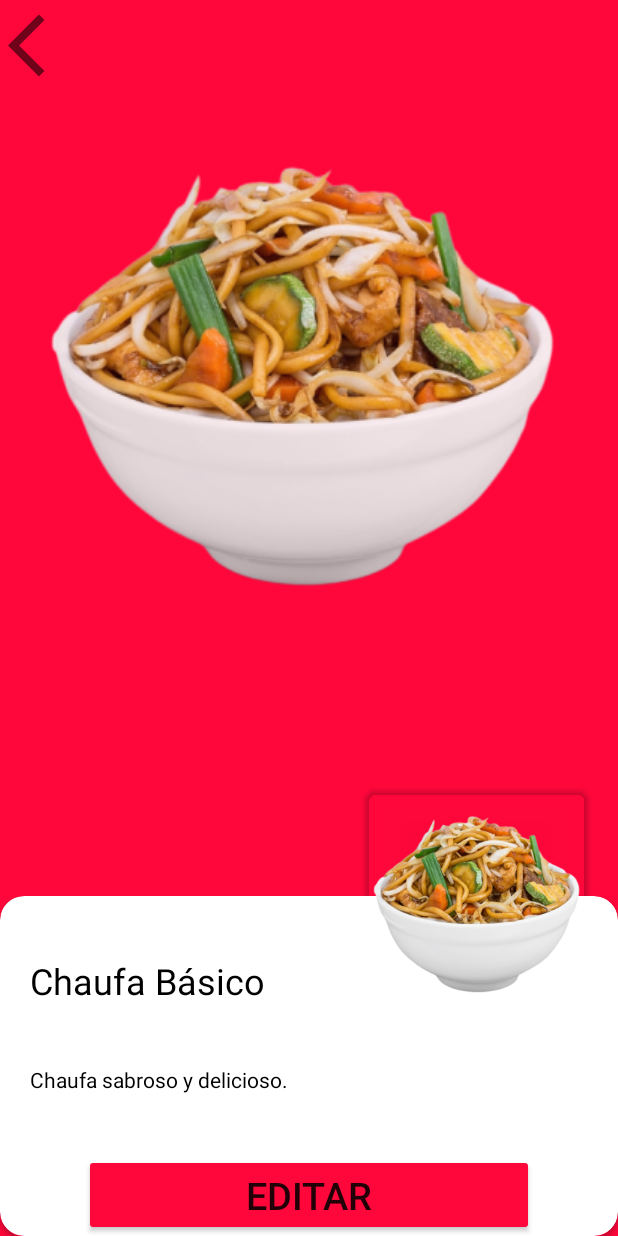
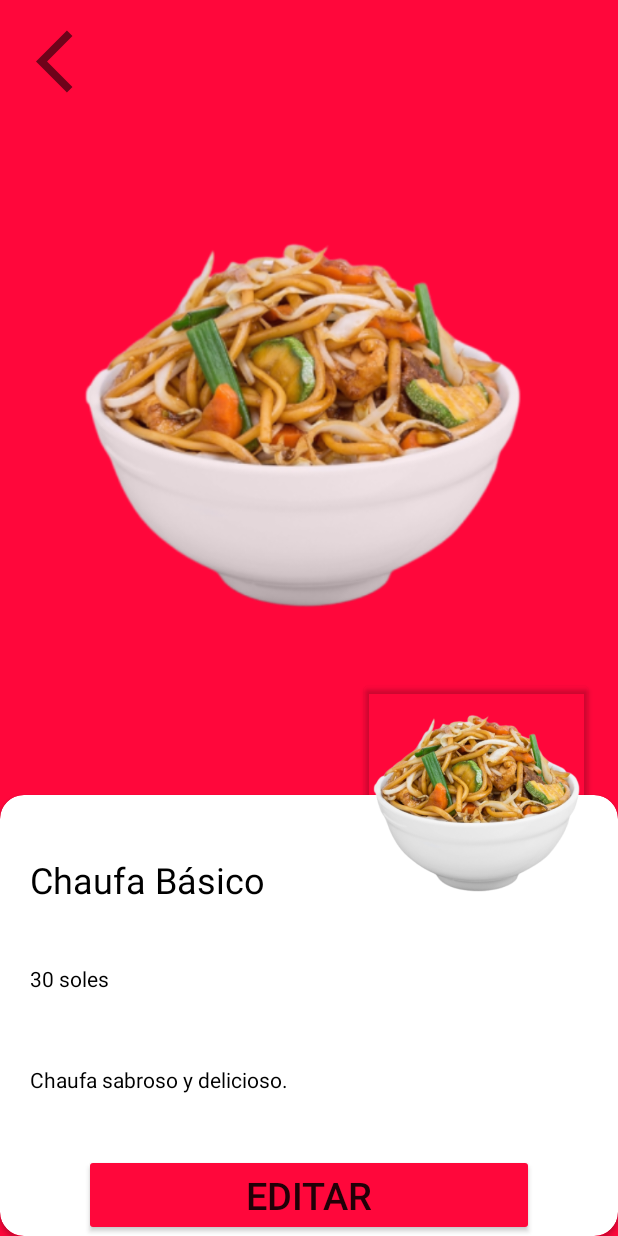
Before and after one commit to Daniel-1401/ProyectoDAM2-2, an Android app: the MenuDetalleActivity screen opened directly, with no data from a screen before it, on a phone screen of 412 x 824 dp. Run offline under Robolectric (Android 15) with nearby library versions, the phone set to English and light mode, and no system bars; our stand-ins replace Firebase (no records; nobody signed in at launch, a user with empty details on screens opened directly).

Commit message:
Modificaciones a MenuDetalle | NAIM

```diff
--- a/app/src/main/java/com/admin/chifast/Activities/MenuDetalleActivity.kt
+++ b/app/src/main/java/com/admin/chifast/Activities/MenuDetalleActivity.kt
@@ -30,6 +30,7 @@ class MenuDetalleActivity : AppCompatActivity() {
                 val menu: Menu? = dataSnapshot.getValue(Menu::class.java)
                 if (menu != null) {
                     nameProducto.text = menu.name.toString()
+                    precioProducto.text = menu.precio.toString()
                     descriptionProducto.text = menu.description.toString()
                     images(menu.url.toString())
                 }
--- a/app/src/main/res/layout/activity_main.xml
+++ b/app/src/main/res/layout/activity_main.xml
@@ -27,10 +27,11 @@
             android:layout_marginRight="16dp"
             android:layout_toStartOf="@+id/imageView"
             android:layout_toLeftOf="@+id/imageView"
+            android:fontFamily="sans-serif"
             android:text="BIENVENIDO"
-            android:fontFamily="sans-serif"
             android:textColor="@color/white"
-            android:textSize="24sp" />
+            android:textSize="24sp"
+            android:textStyle="bold" />
 
         <TextView
             android:id="@+id/NameUser"
--- a/app/src/main/res/layout/activity_menu_detalle.xml
+++ b/app/src/main/res/layout/activity_menu_detalle.xml
@@ -11,22 +11,24 @@
         android:id="@+id/btnBack"
         android:layout_width="50dp"
         android:layout_height="50dp"
+        android:layout_marginStart="24dp"
+        android:layout_marginLeft="24dp"
+        android:layout_marginTop="16dp"
         android:background="@drawable/ic_baseline_arrow_back_ios_24"
-        app:layout_constraintTop_toTopOf="parent"
         app:layout_constraintStart_toStartOf="parent"
-        android:layout_margin="5dp"/>
+        app:layout_constraintTop_toTopOf="parent" />
 
     <ImageView
         android:id="@+id/backgroundImageView"
-        android:layout_width="wrap_content"
-        android:layout_height="wrap_content"
+        android:layout_width="325dp"
+        android:layout_height="369dp"
         android:contentDescription="@string/all"
         android:scaleType="fitStart"
         app:layout_constraintBottom_toBottomOf="parent"
         app:layout_constraintEnd_toEndOf="parent"
         app:layout_constraintStart_toStartOf="parent"
         app:layout_constraintTop_toTopOf="parent"
-        app:layout_constraintVertical_bias="0.146"
+        app:layout_constraintVertical_bias="0.27"
         app:srcCompat="@drawable/plato" />
 
     <View
@@ -39,18 +41,18 @@
         android:background="#0Dff073b"
         app:layout_constraintBottom_toBottomOf="parent"
         app:layout_constraintEnd_toEndOf="parent"
-        app:layout_constraintHorizontal_bias="0.0"
+        app:layout_constraintHorizontal_bias="1.0"
         app:layout_constraintStart_toStartOf="parent"
         app:layout_constraintTop_toTopOf="parent"
-        app:layout_constraintVertical_bias="0.0" />
+        app:layout_constraintVertical_bias="1.0" />
 
     <androidx.cardview.widget.CardView
         android:id="@+id/cardView2"
         android:layout_width="match_parent"
         android:layout_height="wrap_content"
+        app:cardBackgroundColor="@color/white"
+        app:cardCornerRadius="16dp"
         app:cardMaxElevation="0dp"
-        app:cardCornerRadius="16dp"
-        app:cardBackgroundColor="@color/white"
         app:layout_constraintBottom_toBottomOf="parent"
         app:layout_constraintEnd_toEndOf="parent"
         app:layout_constraintStart_toStartOf="parent">
@@ -75,27 +77,41 @@
                 android:textSize="24sp" />
 
             <TextView
+                android:id="@+id/precioProducto"
+                android:layout_width="match_parent"
+                android:layout_height="wrap_content"
+                android:layout_marginStart="20dp"
+                android:layout_marginLeft="20dp"
+                android:layout_marginTop="8dp"
+                android:layout_marginEnd="20dp"
+                android:layout_marginRight="20dp"
+                android:layout_marginBottom="40dp"
+                android:text="@string/precio"
+                android:textColor="@color/black" />
+
+
+            <TextView
                 android:id="@+id/descriptionProducto"
                 android:layout_width="match_parent"
                 android:layout_height="wrap_content"
-                android:layout_marginTop="8dp"
                 android:layout_marginStart="20dp"
                 android:layout_marginLeft="20dp"
+                android:layout_marginTop="8dp"
                 android:layout_marginEnd="20dp"
                 android:layout_marginRight="20dp"
                 android:layout_marginBottom="40dp"
-                android:textColor="@color/black"
-                android:text="@string/description" />
+                android:text="@string/description"
+                android:textColor="@color/black" />
 
             <Button
                 android:id="@+id/editProduct"
                 android:layout_width="wrap_content"
                 android:layout_height="wrap_content"
+                android:layout_gravity="center"
+                android:width="300dp"
+                android:backgroundTint="@color/red_chifast"
                 android:text="EDITAR"
-                android:textSize="25dp"
-                android:backgroundTint="@color/red_chifast"
-                android:width="300dp"
-                android:layout_gravity="center"/>
+                android:textSize="25dp" />
         </LinearLayout>
     </androidx.cardview.widget.CardView>
 
@@ -104,11 +120,11 @@
         android:layout_height="146dp"
         android:layout_marginEnd="20dp"
         android:layout_marginRight="20dp"
-        app:cardCornerRadius="8dp"
+        app:cardBackgroundColor="@android:color/transparent"
+        app:cardCornerRadius="3dp"
         app:cardMaxElevation="0dp"
         app:layout_constraintBottom_toTopOf="@+id/cardView2"
         app:layout_constraintEnd_toEndOf="parent"
-        app:cardBackgroundColor="@android:color/transparent"
         app:layout_constraintTop_toTopOf="@+id/cardView2">
 
         <ImageView
--- a/app/src/main/res/layout/menu_content.xml
+++ b/app/src/main/res/layout/menu_content.xml
@@ -49,8 +49,8 @@
                 android:layout_marginEnd="120dp"
                 android:layout_marginRight="120dp"
                 android:layout_marginBottom="32dp"
-                android:textColor="#cbcbcb"
-                android:text="@string/precio" />
+                android:text="@string/precio"
+                android:textColor="#7E7E7E" />
         </LinearLayout>
     </androidx.cardview.widget.CardView>
 
--- a/app/src/main/res/values/strings.xml
+++ b/app/src/main/res/values/strings.xml
@@ -2,7 +2,7 @@
     <string name="app_name">Chifast ADMIN</string>
     <string name="all">TODO</string>
     <string name="name">Chaufa Básico</string>
-    <string name="precio">30 de noviembre del 2021</string>
+    <string name="precio">30 soles</string>
     <string name="title_activity_main">Carta - Chifast</string>
     <string name="subtitle_activity_main">2021</string>
     <string name="title_activity_add">Nuevo plato</string>
```
